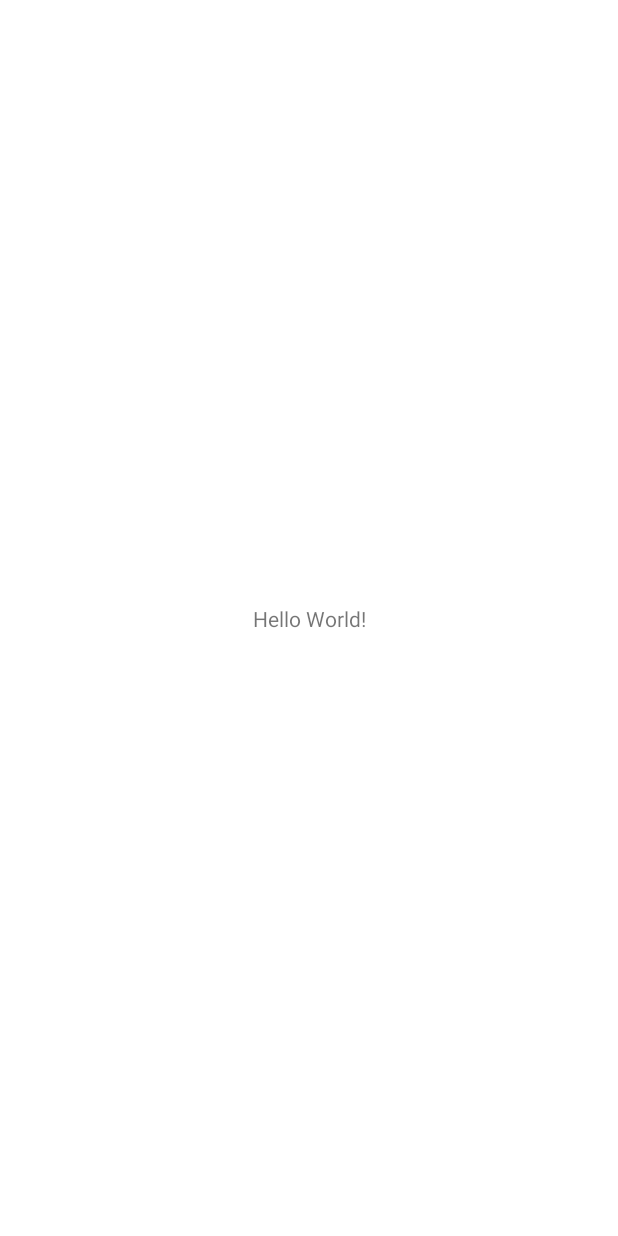
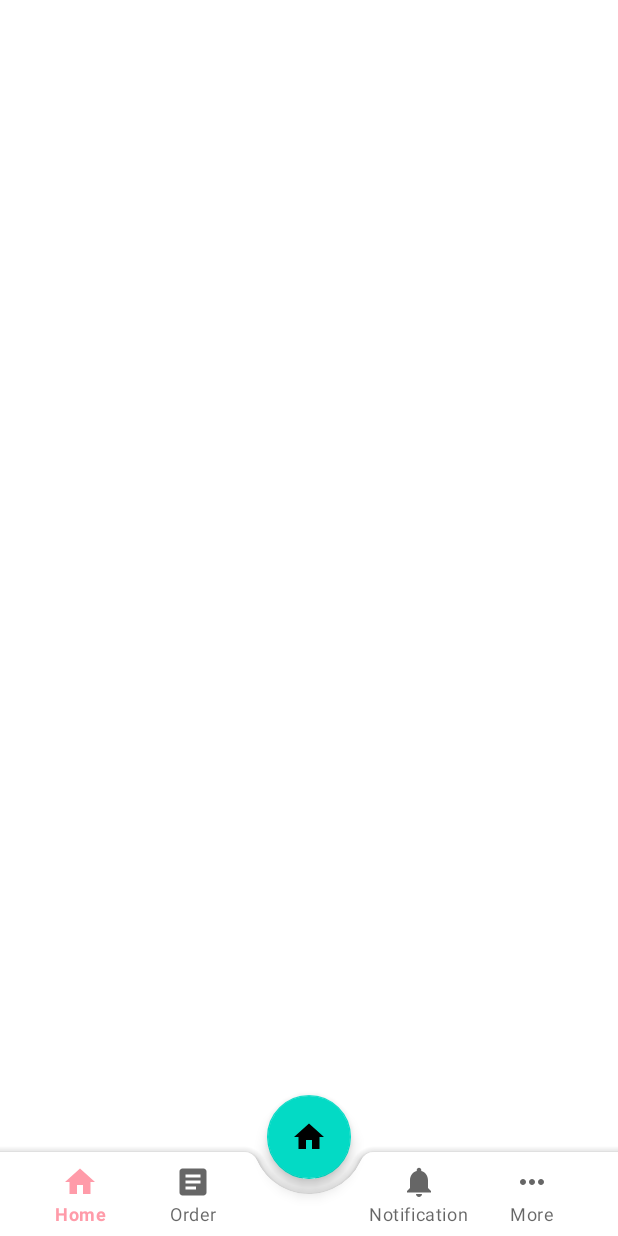
Before and after one commit to fitareq/AirFood, an Android app: the MainActivity screen opened directly, with no data from a screen before it, on a phone screen of 412 x 824 dp. Before the commit the screen is almost empty. Run offline under Robolectric (Android 15) with nearby library versions, the phone set to English and light mode, and no system bars; our stand-ins replace sdp/ssp sizes.

Commit message:
bottom navigation with fab

```diff
--- a/app/src/main/java/com/airmoll/airfood/IntroActivity.java
+++ b/app/src/main/java/com/airmoll/airfood/IntroActivity.java
@@ -36,6 +36,11 @@ public class IntroActivity extends AppCompatActivity {
         binding.viewpager.setAdapter(mViewPagerAdapter);
         preferenceManager = new PreferenceManager(this);
 
+        if (!preferenceManager.FirstLaunch())
+        {
+            launchMain();
+            finish();
+        }
         ColoredBars(0);
 
         binding.viewpager.addOnPageChangeListener(new ViewPager.OnPageChangeListener() {
@@ -88,7 +93,9 @@ public class IntroActivity extends AppCompatActivity {
 
     private void launchMain()
     {
+        preferenceManager.setFirstLaunch(false);
         startActivity(new Intent(IntroActivity.this,MainActivity.class));
+        finish();
     }
 
     private void ColoredBars(int thisScreen)
--- a/app/src/main/java/com/airmoll/airfood/MainActivity.java
+++ b/app/src/main/java/com/airmoll/airfood/MainActivity.java
@@ -3,13 +3,22 @@ package com.airmoll.airfood;
 import androidx.appcompat.app.AppCompatActivity;
 
 import android.os.Bundle;
+import android.view.View;
+
+import com.airmoll.airfood.databinding.ActivityMainBinding;
 
 public class MainActivity extends AppCompatActivity {
 
+    private ActivityMainBinding binding;
     @Override
     protected void onCreate(Bundle savedInstanceState) {
         super.onCreate(savedInstanceState);
-        setContentView(R.layout.activity_main);
+        binding = ActivityMainBinding.inflate(getLayoutInflater());
+        View v = binding.getRoot();
+        setContentView(v);
+
+        binding.bottomNav.setBackground(null);
+        binding.bottomNav.getMenu().getItem(2).setEnabled(false);
     }
 
 
--- /dev/null
+++ b/app/src/main/res/drawable/bottom_nav_back.xml
@@ -0,0 +1,6 @@
+<?xml version="1.0" encoding="utf-8"?>
+<shape xmlns:android="http://schemas.android.com/apk/res/android">
+<corners android:topLeftRadius="@dimen/_16sdp"
+    android:topRightRadius="@dimen/_16sdp"
+    />
+</shape>
--- /dev/null
+++ b/app/src/main/res/drawable/ic_baseline_article_24.xml
@@ -0,0 +1,10 @@
+<vector xmlns:android="http://schemas.android.com/apk/res/android"
+    android:width="24dp"
+    android:height="24dp"
+    android:viewportWidth="24"
+    android:viewportHeight="24"
+    android:tint="?attr/colorControlNormal">
+  <path
+      android:fillColor="@android:color/white"
+      android:pathData="M19,3L5,3c-1.1,0 -2,0.9 -2,2v14c0,1.1 0.9,2 2,2h14c1.1,0 2,-0.9 2,-2L21,5c0,-1.1 -0.9,-2 -2,-2zM14,17L7,17v-2h7v2zM17,13L7,13v-2h10v2zM17,9L7,9L7,7h10v2z"/>
+</vector>
--- /dev/null
+++ b/app/src/main/res/drawable/ic_baseline_home_24.xml
@@ -0,0 +1,10 @@
+<vector xmlns:android="http://schemas.android.com/apk/res/android"
+    android:width="24dp"
+    android:height="24dp"
+    android:viewportWidth="24"
+    android:viewportHeight="24"
+    android:tint="?attr/colorControlNormal">
+  <path
+      android:fillColor="@android:color/white"
+      android:pathData="M10,20v-6h4v6h5v-8h3L12,3 2,12h3v8z"/>
+</vector>
--- /dev/null
+++ b/app/src/main/res/drawable/ic_baseline_more_horiz_24.xml
@@ -0,0 +1,10 @@
+<vector xmlns:android="http://schemas.android.com/apk/res/android"
+    android:width="24dp"
+    android:height="24dp"
+    android:viewportWidth="24"
+    android:viewportHeight="24"
+    android:tint="?attr/colorControlNormal">
+  <path
+      android:fillColor="@android:color/white"
+      android:pathData="M6,10c-1.1,0 -2,0.9 -2,2s0.9,2 2,2 2,-0.9 2,-2 -0.9,-2 -2,-2zM18,10c-1.1,0 -2,0.9 -2,2s0.9,2 2,2 2,-0.9 2,-2 -0.9,-2 -2,-2zM12,10c-1.1,0 -2,0.9 -2,2s0.9,2 2,2 2,-0.9 2,-2 -0.9,-2 -2,-2z"/>
+</vector>
--- /dev/null
+++ b/app/src/main/res/drawable/ic_baseline_notifications_24.xml
@@ -0,0 +1,10 @@
+<vector xmlns:android="http://schemas.android.com/apk/res/android"
+    android:width="24dp"
+    android:height="24dp"
+    android:viewportWidth="24"
+    android:viewportHeight="24"
+    android:tint="?attr/colorControlNormal">
+  <path
+      android:fillColor="@android:color/white"
+      android:pathData="M12,22c1.1,0 2,-0.9 2,-2h-4c0,1.1 0.89,2 2,2zM18,16v-5c0,-3.07 -1.64,-5.64 -4.5,-6.32L13.5,4c0,-0.83 -0.67,-1.5 -1.5,-1.5s-1.5,0.67 -1.5,1.5v0.68C7.63,5.36 6,7.92 6,11v5l-2,2v1h16v-1l-2,-2z"/>
+</vector>
--- a/app/src/main/res/layout/activity_intro.xml
+++ b/app/src/main/res/layout/activity_intro.xml
@@ -35,8 +35,6 @@
     </LinearLayout>
 
 
-
-
     <Button
         android:id="@+id/next"
         style="@style/Widget.App.ButtonStyle"
--- a/app/src/main/res/layout/activity_main.xml
+++ b/app/src/main/res/layout/activity_main.xml
@@ -1,18 +1,42 @@
 <?xml version="1.0" encoding="utf-8"?>
-<androidx.constraintlayout.widget.ConstraintLayout xmlns:android="http://schemas.android.com/apk/res/android"
+<androidx.coordinatorlayout.widget.CoordinatorLayout
+    xmlns:android="http://schemas.android.com/apk/res/android"
     xmlns:app="http://schemas.android.com/apk/res-auto"
     xmlns:tools="http://schemas.android.com/tools"
+    android:background="@color/white"
     android:layout_width="match_parent"
     android:layout_height="match_parent"
     tools:context=".MainActivity">
 
-    <TextView
+
+
+    <com.google.android.material.bottomappbar.BottomAppBar
+
+        android:id="@+id/bottom_app_bar"
+        android:layout_width="match_parent"
+        android:layout_height="wrap_content"
+        android:layout_gravity="bottom"
+        app:fabCradleMargin="10dp"
+        app:fabCradleRoundedCornerRadius="10dp"
+        app:fabCradleVerticalOffset="10dp"
+        >
+
+        <com.google.android.material.bottomnavigation.BottomNavigationView
+            android:id="@+id/bottom_nav"
+            android:layout_width="match_parent"
+            android:layout_height="match_parent"
+            android:background="@android:color/transparent"
+            android:layout_marginEnd="@dimen/_15sdp"
+            app:menu="@menu/nav_menu"
+            app:labelVisibilityMode="labeled"
+            android:layout_marginRight="16dp" />
+    </com.google.android.material.bottomappbar.BottomAppBar>
+
+
+    <com.google.android.material.floatingactionbutton.FloatingActionButton
         android:layout_width="wrap_content"
         android:layout_height="wrap_content"
-        android:text="Hello World!"
-        app:layout_constraintBottom_toBottomOf="parent"
-        app:layout_constraintLeft_toLeftOf="parent"
-        app:layout_constraintRight_toRightOf="parent"
-        app:layout_constraintTop_toTopOf="parent" />
-
-</androidx.constraintlayout.widget.ConstraintLayout>
+        android:contentDescription="@string/app_name"
+        android:src="@drawable/ic_baseline_home_24"
+        app:layout_anchor="@id/bottom_app_bar" />
+</androidx.coordinatorlayout.widget.CoordinatorLayout>
--- /dev/null
+++ b/app/src/main/res/menu/nav_menu.xml
@@ -0,0 +1,26 @@
+<?xml version="1.0" encoding="utf-8"?>
+<menu xmlns:android="http://schemas.android.com/apk/res/android"
+    xmlns:app="http://schemas.android.com/apk/res-auto">
+    <item
+        android:id="@+id/nav_home"
+        android:title="@string/home"
+        android:icon="@drawable/ic_baseline_home_24"
+        app:showAsAction="ifRoom"/>
+    <item
+        android:id="@+id/nav_order"
+        android:title="@string/order"
+        android:icon="@drawable/ic_baseline_article_24"
+        app:showAsAction="ifRoom"/>
+    <item android:id="@+id/placeholder"
+        android:title=""/>
+    <item
+        android:id="@+id/nav_notification"
+        android:title="@string/notification"
+        android:icon="@drawable/ic_baseline_notifications_24"
+        app:showAsAction="ifRoom"/>
+    <item
+        android:id="@+id/nav_more"
+        android:title="@string/more"
+        android:icon="@drawable/ic_baseline_more_horiz_24"
+        app:showAsAction="ifRoom"/>
+</menu>
--- a/app/src/main/res/values/strings.xml
+++ b/app/src/main/res/values/strings.xml
@@ -6,4 +6,8 @@
     <string name="back">back</string>
     <string name="get_started">Get started</string>
     <string name="skip">skip</string>
+    <string name="home">Home</string>
+    <string name="order">Order</string>
+    <string name="notification">Notification</string>
+    <string name="more">More</string>
 </resources>
--- a/app/src/main/res/values/themes.xml
+++ b/app/src/main/res/values/themes.xml
@@ -20,6 +20,7 @@
     </style>
 
     <style name="GreenButtonThemeOverlay">
+
         <item name="colorPrimary">@color/white</item>
     </style>
 </resources>
```
